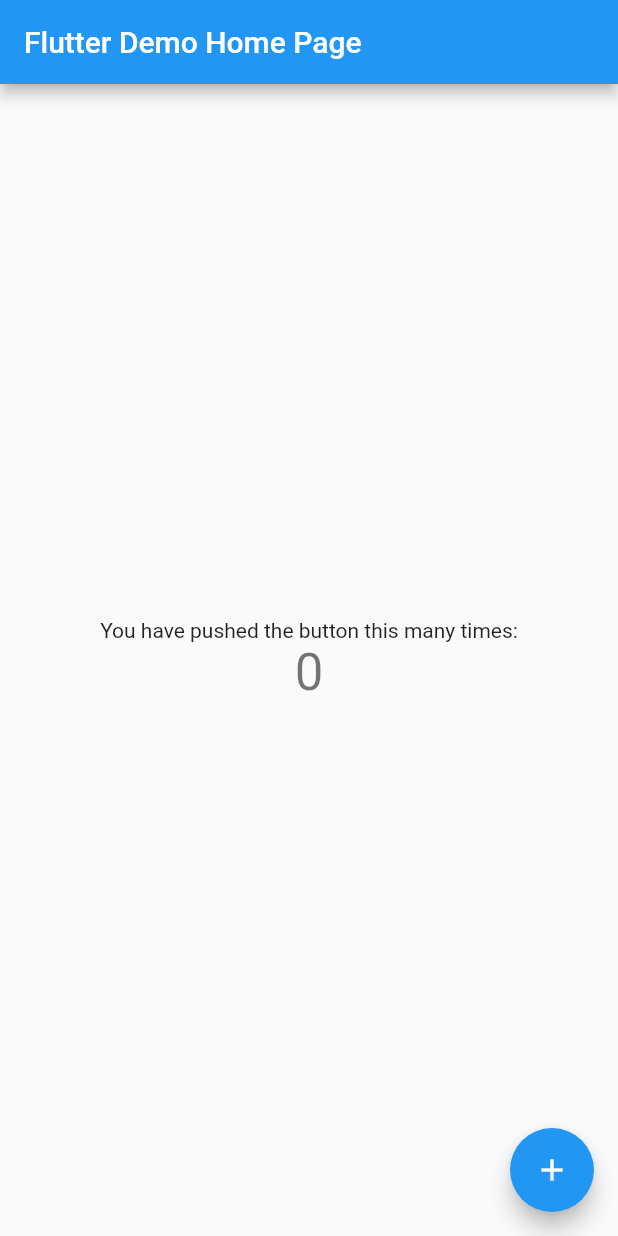
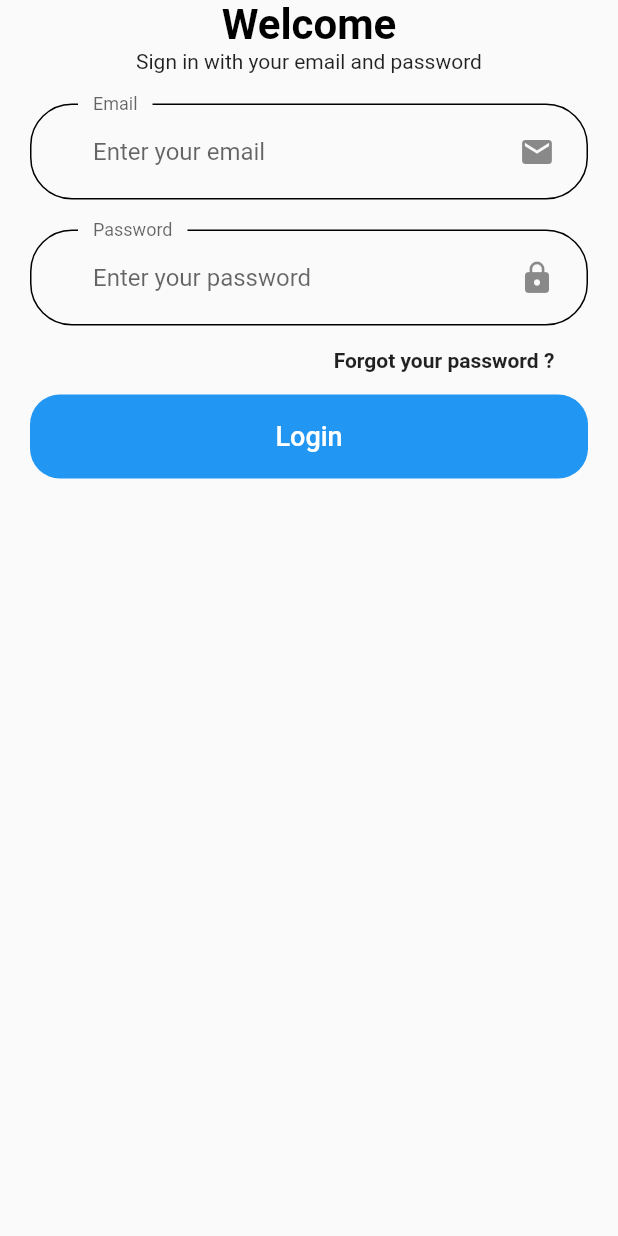
Before and after one commit to tahaJemmali/fitfoot, a Flutter app: the screen it shows after launch, on a phone screen of 412 x 824 dp. Run offline on Flutter 3.47's test engine with Material 2 defaults, Android fonts, the phone set to English and light mode, and no system bars; Roboto replaces fonts that are missing (Muli).

Commit message:
commit 02/03/2021

```diff
--- /dev/null
+++ b/flutter_app/workspace/lib/Login/sign_in.dart
@@ -0,0 +1,168 @@
+import 'package:flutter/gestures.dart';
+import 'package:flutter/material.dart';
+import 'package:workspace/Login/utils/default_button.dart';
+
+class SignIn extends StatelessWidget {
+  @override
+  Widget build(BuildContext context) {
+    return Scaffold(
+        appBar: null,
+        body: SafeArea(
+            child: SizedBox(
+          width: double.infinity,
+          child: Padding(
+            padding: EdgeInsets.symmetric(horizontal: 20),
+            child: Column(
+              children: [
+                Text(
+                  "Welcome",
+                  style: TextStyle(
+                      color: Colors.black,
+                      fontSize: 28,
+                      fontWeight: FontWeight.bold),
+                ),
+                Text(
+                  "Sign in with your email and password",
+                  textAlign: TextAlign.center,
+                ),
+                SignInForm(),
+              ],
+            ),
+          ),
+        )));
+  }
+}
+
+class SignInForm extends StatefulWidget {
+  @override
+  _SignInFormState createState() => _SignInFormState();
+}
+
+class _SignInFormState extends State<SignInForm> {
+  @override
+  Widget build(BuildContext context) {
+    return Form(
+      child: Column(
+        children: [
+          SizedBox(height: 20),
+          TextFormField(
+            decoration: InputDecoration(
+              hintText: "Enter your email",
+              labelText: "Email",
+              floatingLabelBehavior: FloatingLabelBehavior.always,
+              suffixIcon: Padding(
+                  padding: EdgeInsets.fromLTRB(0, 20, 20, 20),
+                  child: new Icon(Icons.email)),
+              contentPadding:
+                  EdgeInsets.symmetric(horizontal: 42, vertical: 20),
+              enabledBorder: OutlineInputBorder(
+                borderRadius: BorderRadius.circular(28),
+                borderSide: BorderSide(color: Colors.black),
+                gapPadding: 10,
+              ),
+              focusedBorder: OutlineInputBorder(
+                borderRadius: BorderRadius.circular(28),
+                borderSide: BorderSide(color: Colors.black),
+                gapPadding: 10,
+              ),
+            ),
+          ),
+          SizedBox(height: 20),
+          TextFormField(
+            obscureText: true,
+            decoration: InputDecoration(
+              hintText: "Enter your password",
+              labelText: "Password",
+              floatingLabelBehavior: FloatingLabelBehavior.always,
+              suffixIcon: Padding(
+                  padding: EdgeInsets.fromLTRB(0, 20, 20, 20),
+                  child: new Icon(Icons.lock)),
+              contentPadding:
+                  EdgeInsets.symmetric(horizontal: 42, vertical: 20),
+              enabledBorder: OutlineInputBorder(
+                borderRadius: BorderRadius.circular(28),
+                borderSide: BorderSide(color: Colors.black),
+                gapPadding: 10,
+              ),
+              focusedBorder: OutlineInputBorder(
+                borderRadius: BorderRadius.circular(28),
+                borderSide: BorderSide(color: Colors.black),
+                gapPadding: 10,
+              ),
+            ),
+          ),
+          /*TextButton(
+            onPressed: () {
+              print('Pressed');
+            },
+            child: Text(
+              'Login',
+            ),
+            style: TextButton.styleFrom(
+                shape: RoundedRectangleBorder(
+                    borderRadius: BorderRadius.circular(28.0),
+                    side: BorderSide(color: Colors.blue)),
+                primary: Colors.white,
+                backgroundColor: Colors.blue,
+                textStyle:
+                    TextStyle(fontSize: 24, fontStyle: FontStyle.normal)),
+          ),*/
+          SizedBox(height: 15),
+          Padding(padding: EdgeInsets.only(left:180),
+                      child: RichText(
+      text: TextSpan(
+        text: '',
+        style: DefaultTextStyle.of(context).style,
+        children: <TextSpan>[
+            /*TextSpan(
+                text: 'world!',
+                style: TextStyle(fontWeight: FontWeight.bold)),*/
+            TextSpan(
+                text: 'Forgot your password ?',
+                style: TextStyle(fontWeight: FontWeight.bold),
+                recognizer: TapGestureRecognizer()
+                  ..onTap = () => print('clicked forget password')),
+        ],
+      ),
+    ),
+          ),
+          SizedBox(height: 15),
+          DefaultButton(
+            text: "Login",
+            press: () {
+            },
+          ),
+
+        ],
+      ),
+    );
+  }
+}
+
+Widget build(BuildContext context) {
+    TextStyle defaultStyle = TextStyle(color: Colors.grey, fontSize: 20.0);
+    TextStyle linkStyle = TextStyle(color: Colors.blue);
+    return RichText(
+      text: TextSpan(
+        style: defaultStyle,
+        children: <TextSpan>[
+          TextSpan(text: 'By clicking Sign Up, you agree to our '),
+          TextSpan(
+              text: 'Terms of Service',
+              style: linkStyle,
+              recognizer: TapGestureRecognizer()
+                ..onTap = () {
+                  print('Terms of Service"');
+                }),
+          TextSpan(text: ' and that you have read our '),
+          TextSpan(
+              text: 'Privacy Policy',
+              style: linkStyle,
+              recognizer: TapGestureRecognizer()
+                ..onTap = () {
+                  print('Privacy Policy"');
+                }),
+        ],
+      ),
+    );
+  }
--- /dev/null
+++ b/flutter_app/workspace/lib/Login/utils/default_button.dart
@@ -0,0 +1,34 @@
+import 'package:flutter/material.dart';
+
+import 'constants.dart';
+import 'size_config.dart';
+
+class DefaultButton extends StatelessWidget {
+  const DefaultButton({
+    Key key,
+    this.text,
+    this.press,
+  }) : super(key: key);
+  final String text;
+  final Function press;
+
+  @override
+  Widget build(BuildContext context) {
+    return SizedBox(
+      width: double.infinity,
+      height: 56,
+      child: FlatButton(
+        shape: RoundedRectangleBorder(borderRadius: BorderRadius.circular(20)),
+        color: kPrimaryColor,
+        onPressed: press,
+        child: Text(
+          text,
+          style: TextStyle(
+            fontSize: 18,
+            color: Colors.white,
+          ),
+        ),
+      ),
+    );
+  }
+}
--- a/flutter_app/workspace/lib/main.dart
+++ b/flutter_app/workspace/lib/main.dart
@@ -1,117 +1,51 @@
 import 'package:flutter/material.dart';
+import 'Login/sign_in.dart';
+import 'dart:async';
 
 void main() {
-  runApp(MyApp());
+  runApp(MaterialApp(
+    home: MyApp(),
+    debugShowCheckedModeBanner: false,
+    title: 'FitFoot',
+    theme: ThemeData(
+      fontFamily: "Muli",
+      appBarTheme: AppBarTheme(
+        color: Colors.lightBlue
+      ),
+
+    ),
+  ));
 }
 
-class MyApp extends StatelessWidget {
-  // This widget is the root of your application.
+class MyApp extends StatefulWidget {
   @override
-  Widget build(BuildContext context) {
-    return MaterialApp(
-      title: 'Flutter FitFoot',
-      theme: ThemeData(
-        // This is the theme of your application.
-        //
-        // Try running your application with "flutter run". You'll see the
-        // application has a blue toolbar. Then, without quitting the app, try
-        // changing the primarySwatch below to Colors.green and then invoke
-        // "hot reload" (press "r" in the console where you ran "flutter run",
-        // or simply save your changes to "hot reload" in a Flutter IDE).
-        // Notice that the counter didn't reset back to zero; the application
-        // is not restarted.
-        primarySwatch: Colors.blue,
-        // This makes the visual density adapt to the platform that you run
-        // the app on. For desktop platforms, the controls will be smaller and
-        // closer together (more dense) than on mobile platforms.
-        visualDensity: VisualDensity.adaptivePlatformDensity,
-      ),
-      home: MyHomePage(title: 'Flutter Demo Home Page'),
-    );
-  }
+  _MyAppState createState() => _MyAppState();
 }
 
-class MyHomePage extends StatefulWidget {
-  MyHomePage({Key key, this.title}) : super(key: key);
-
-  // This widget is the home page of your application. It is stateful, meaning
-  // that it has a State object (defined below) that contains fields that affect
-  // how it looks.
-
-  // This class is the configuration for the state. It holds the values (in this
-  // case the title) provided by the parent (in this case the App widget) and
-  // used by the build method of the State. Fields in a Widget subclass are
-  // always marked "final".
-
-  final String title;
-
+class _MyAppState extends State<MyApp> {
   @override
-  _MyHomePageState createState() => _MyHomePageState();
-}
-
-class _MyHomePageState extends State<MyHomePage> {
-  int _counter = 0;
-
-  void _incrementCounter() {
-    setState(() {
-      // This call to setState tells the Flutter framework that something has
-      // changed in this State, which causes it to rerun the build method below
-      // so that the display can reflect the updated values. If we changed
-      // _counter without calling setState(), then the build method would not be
-      // called again, and so nothing would appear to happen.
-      _counter++;
-    });
+  void initState() {
+    super.initState();
+    Future.delayed(
+      Duration(seconds: 1),
+      () {
+        Navigator.push(
+          context,
+          MaterialPageRoute(
+            builder: (context) => SignIn(),
+          ),
+        );
+      },
+    );
   }
 
   @override
   Widget build(BuildContext context) {
-    // This method is rerun every time setState is called, for instance as done
-    // by the _incrementCounter method above.
-    //
-    // The Flutter framework has been optimized to make rerunning build methods
-    // fast, so that you can just rebuild anything that needs updating rather
-    // than having to individually change instances of widgets.
     return Scaffold(
-      appBar: AppBar(
-        // Here we take the value from the MyHomePage object that was created by
-        // the App.build method, and use it to set our appbar title.
-        title: Text(widget.title),
+        body: Center(
+      child: FlutterLogo(
+        size: 400,
       ),
-      body: Center(
-        // Center is a layout widget. It takes a single child and positions it
-        // in the middle of the parent.
-        child: Column(
-          // Column is also a layout widget. It takes a list of children and
-          // arranges them vertically. By default, it sizes itself to fit its
-          // children horizontally, and tries to be as tall as its parent.
-          //
-          // Invoke "debug painting" (press "p" in the console, choose the
-          // "Toggle Debug Paint" action from the Flutter Inspector in Android
-          // Studio, or the "Toggle Debug Paint" command in Visual Studio Code)
-          // to see the wireframe for each widget.
-          //
-          // Column has various properties to control how it sizes itself and
-          // how it positions its children. Here we use mainAxisAlignment to
-          // center the children vertically; the main axis here is the vertical
-          // axis because Columns are vertical (the cross axis would be
-          // horizontal).
-          mainAxisAlignment: MainAxisAlignment.center,
-          children: <Widget>[
-            Text(
-              'You have pushed the button this many times:',
-            ),
-            Text(
-              '$_counter',
-              style: Theme.of(context).textTheme.headline4,
-            ),
-          ],
-        ),
-      ),
-      floatingActionButton: FloatingActionButton(
-        onPressed: _incrementCounter,
-        tooltip: 'Increment',
-        child: Icon(Icons.add),
-      ), // This trailing comma makes auto-formatting nicer for build methods.
-    );
+    ));
   }
 }
--- a/flutter_app/workspace/pubspec.yaml
+++ b/flutter_app/workspace/pubspec.yaml
@@ -45,7 +45,7 @@
   uses-material-design: true
 
   # To add assets to your application, add an assets section, like this:
-   assets:
+  assets:
     - assets/
     - lib/deviceModule/assets/
   #   - images/a_dot_burr.jpeg
```
Also changed, not shown: flutter_app/workspace/lib/Login/utils/constants.dart (added, +51 -0 lines), flutter_app/workspace/lib/Login/utils/size_config.dart (added, +30 -0 lines).
